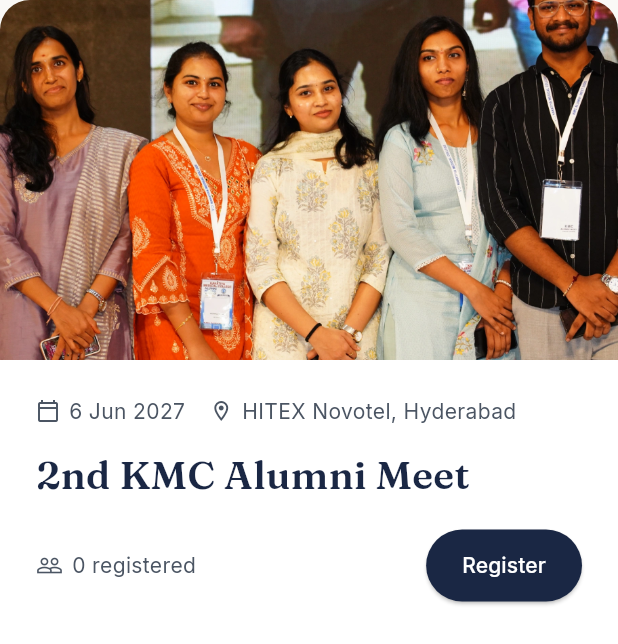
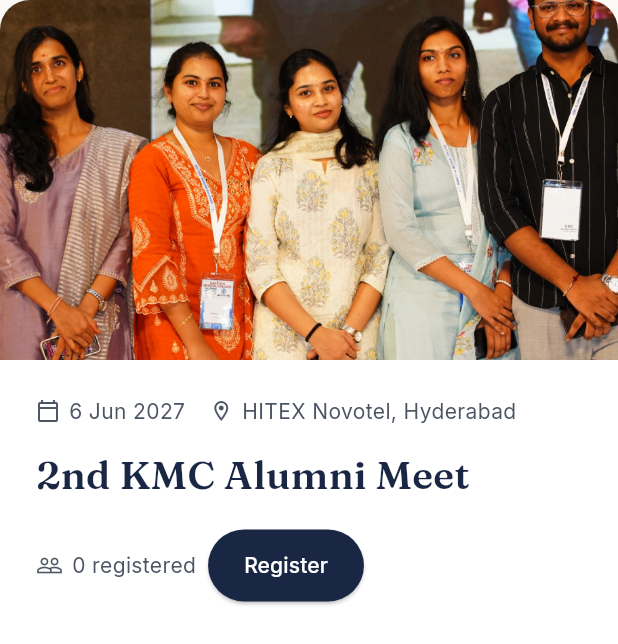
Before and after one commit to surya203/KMC-Frontend, a Flutter app: the EventCard widget shown alone on an empty page, opened directly, on a phone screen of 412 x 824 dp. Shown: the top 644 px of the screen. Run offline on Flutter 3.47's test engine with Material 3 defaults, Android fonts, the phone set to English and light mode, and no system bars; our stand-ins replace dio, flutter_dotenv, go_router, google_fonts; network calls fail.

Commit message:
Polish home layout widgets: hero, footer, event cards, and public layout
Co-authored-by: Cursor <cursoragent@cursor.com>

```diff
--- a/lib/core/widgets/event_card.dart
+++ b/lib/core/widgets/event_card.dart
@@ -58,7 +58,15 @@ class EventCard extends StatelessWidget {
                     ),
                   ),
                   const SizedBox(height: 18),
+                  LayoutBuilder(
+                    builder: (context, constraints) {
+                      final stackActions = constraints.maxWidth < 340;
+                      if (stackActions) {
+                        return Column(
+                          crossAxisAlignment: CrossAxisAlignment.stretch,
+                          children: [
                             Row(
+                              mainAxisSize: MainAxisSize.min,
                               children: [
                                 const Icon(
                                   Icons.people_outline,
@@ -66,11 +74,56 @@ class EventCard extends StatelessWidget {
                                   color: AppColors.bodyText,
                                 ),
                                 const SizedBox(width: 6),
-                      Text(
+                                Flexible(
+                                  child: Text(
                                     '0 registered',
-                        style: GoogleFonts.inter(color: AppColors.bodyText),
+                                    style: GoogleFonts.inter(
+                                      color: AppColors.bodyText,
                                     ),
-                      const Spacer(),
+                                  ),
+                                ),
+                              ],
+                            ),
+                            const SizedBox(height: 12),
+                            Align(
+                              alignment: Alignment.centerLeft,
+                              child: ElevatedButton(
+                                onPressed: onTap,
+                                style: ElevatedButton.styleFrom(
+                                  backgroundColor: AppColors.primary,
+                                  foregroundColor: Colors.white,
+                                  padding: const EdgeInsets.symmetric(
+                                    horizontal: 24,
+                                    vertical: 14,
+                                  ),
+                                  shape: RoundedRectangleBorder(
+                                    borderRadius: BorderRadius.circular(24),
+                                  ),
+                                ),
+                                child: const Text('Register'),
+                              ),
+                            ),
+                          ],
+                        );
+                      }
+
+                      return Row(
+                        children: [
+                          const Icon(
+                            Icons.people_outline,
+                            size: 18,
+                            color: AppColors.bodyText,
+                          ),
+                          const SizedBox(width: 6),
+                          Flexible(
+                            child: Text(
+                              '0 registered',
+                              style: GoogleFonts.inter(
+                                color: AppColors.bodyText,
+                              ),
+                            ),
+                          ),
+                          const SizedBox(width: 8),
                           ElevatedButton(
                             onPressed: onTap,
                             style: ElevatedButton.styleFrom(
@@ -87,6 +140,8 @@ class EventCard extends StatelessWidget {
                             child: const Text('Register'),
                           ),
                         ],
+                      );
+                    },
                   ),
                 ],
               ),
--- a/lib/features/home/widgets/footer_section.dart
+++ b/lib/features/home/widgets/footer_section.dart
@@ -88,6 +88,7 @@ class FooterSection extends StatelessWidget {
       crossAxisAlignment: CrossAxisAlignment.start,
       children: [
         Row(
+          crossAxisAlignment: CrossAxisAlignment.start,
           children: [
             const SafeAssetImage(
               assetPath: AppAssets.logo,
@@ -95,7 +96,8 @@ class FooterSection extends StatelessWidget {
               height: 52,
             ),
             const SizedBox(width: 18),
-            Column(
+            Expanded(
+              child: Column(
                 crossAxisAlignment: CrossAxisAlignment.start,
                 children: const [
                   Text(
@@ -118,6 +120,7 @@ class FooterSection extends StatelessWidget {
                     ),
                   ),
                 ],
+              ),
             ),
           ],
         ),
```
Also changed, not shown: lib/core/widgets/public_layout.dart (+51 -20 lines), lib/features/home/widgets/hero_section.dart (+95 -56 lines), lib/features/home/widgets/reconnect_section.dart (+9 -3 lines), lib/features/home/widgets/section_header.dart (+9 -8 lines). Lines whose indentation alone changed are shown as unchanged.
